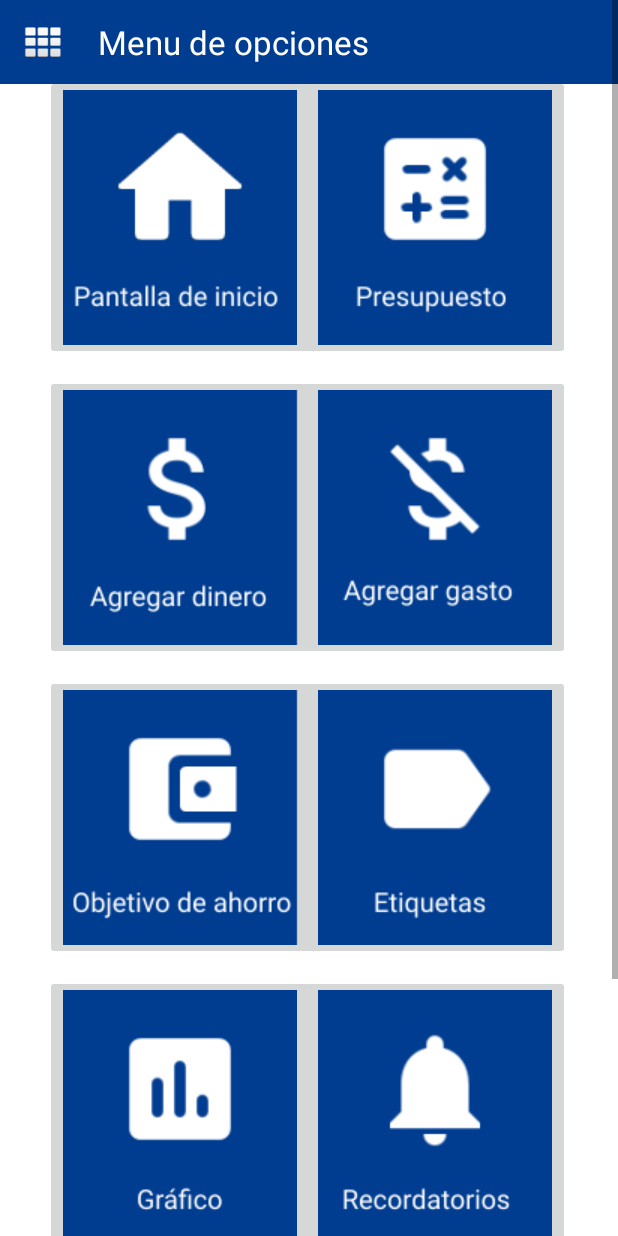
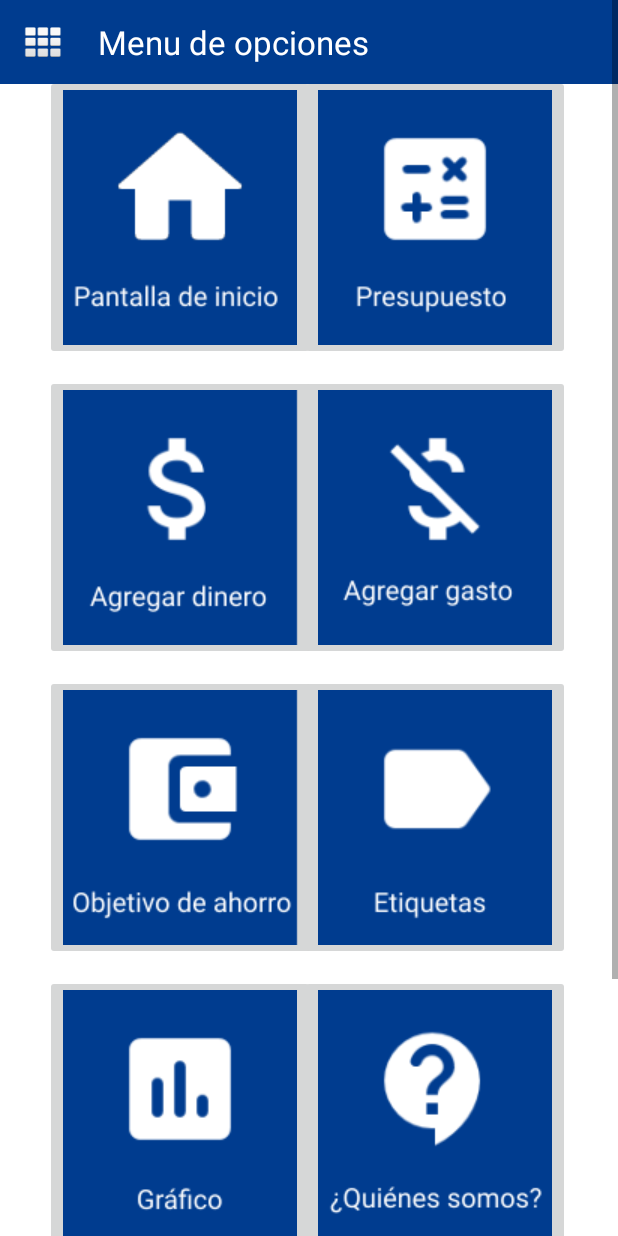
Before and after one commit to Gutima15/SavingHelperProject, an Android app: the MenuConIconos screen opened directly, with no data from a screen before it, on a phone screen of 412 x 824 dp. Run offline under Robolectric (Android 15) with nearby library versions, the phone set to English and light mode, and no system bars.

Commit message:
Correcciones a los dp a sp y conexión algunos botones
Se conectan las pantallas hechas por JDJ y se cambian los tamaños de dp a sp

```diff
--- a/Saving_Helper/app/src/main/res/layout/activity_detalles_progreso.xml
+++ b/Saving_Helper/app/src/main/res/layout/activity_detalles_progreso.xml
@@ -13,7 +13,7 @@
         android:background="#FFFFFF"
         >
     <Toolbar
-        android:id="@+id/toolbar"
+        android:id="@+id/toolbarDetallesProgreso"
         android:layout_width="match_parent"
         android:layout_height="wrap_content"
         android:background="#003C8F"
@@ -26,6 +26,7 @@
             android:layout_width="25sp"
             android:layout_height="23sp"
             android:background="@drawable/abc_vector_test"
+
             />
 
         <TextView
@@ -41,7 +42,7 @@
             android:layout_width="wrap_content"
             android:layout_height="wrap_content"
             android:layout_marginStart="90sp"
-            android:layout_marginTop="80dp"
+            android:layout_marginTop="80sp"
             android:text="Detalles de progreso"
             android:textColor="@android:color/black"
             android:textSize="22sp" />
--- a/Saving_Helper/app/src/main/res/layout/activity_graficas.xml
+++ b/Saving_Helper/app/src/main/res/layout/activity_graficas.xml
@@ -12,7 +12,7 @@
         android:background="#FFFFFF"
         >
     <Toolbar
-        android:id="@+id/toolbar"
+        android:id="@+id/toolbarGraficas"
         android:layout_width="match_parent"
         android:layout_height="wrap_content"
         android:background="#003C8F"
@@ -25,6 +25,7 @@
             android:layout_width="25sp"
             android:layout_height="23sp"
             android:background="@android:drawable/ic_dialog_dialer"
+            android:onClick="activity_menu_con_iconos"
             />
 
         <TextView
--- a/Saving_Helper/app/src/main/res/layout/activity_menu_con_iconos.xml
+++ b/Saving_Helper/app/src/main/res/layout/activity_menu_con_iconos.xml
@@ -20,7 +20,7 @@
             >
 
             <Toolbar
-                android:id="@+id/toolbar"
+                android:id="@+id/toolbarMenuIconos"
                 android:layout_width="match_parent"
                 android:layout_height="wrap_content"
                 android:background="#003C8F"
@@ -33,6 +33,8 @@
                     android:layout_width="25sp"
                     android:layout_height="23sp"
                     android:background="@android:drawable/ic_dialog_dialer"
+                    android:onClick="activity_menu_con_iconos"
+
                     />
 
                 <TextView
@@ -49,41 +51,47 @@
                 android:id="@+id/PantallaInicio"
                 android:layout_width="wrap_content"
                 android:layout_height="wrap_content"
-                android:layout_marginStart="30dp"
-                android:layout_marginTop="50dp"
+                android:layout_marginStart="30sp"
+                android:layout_marginTop="50sp"
                 app:layout_constraintEnd_toStartOf="parent"
                 app:layout_constraintHorizontal_bias="1.0"
                 app:layout_constraintStart_toStartOf="parent"
                 app:layout_constraintTop_toTopOf="parent"
-                app:srcCompat="@drawable/pantalladeinicio" />
+                app:srcCompat="@drawable/pantalladeinicio"
+                android:onClick="activity_pantalla_inicio"
+                />
             <ImageButton
                 android:id="@+id/Presupuesto"
                 android:layout_width="wrap_content"
                 android:layout_height="wrap_content"
-                android:layout_marginStart="200dp"
-                android:layout_marginTop="50dp"
+                android:layout_marginStart="200sp"
+                android:layout_marginTop="50sp"
                 app:layout_constraintEnd_toStartOf="parent"
                 app:layout_constraintHorizontal_bias="1.0"
                 app:layout_constraintStart_toStartOf="parent"
                 app:layout_constraintTop_toTopOf="parent"
-                app:srcCompat="@drawable/presupuesto" />
+                app:srcCompat="@drawable/presupuesto"
+                android:onClick="activity_presupuesto"
+                />
             <ImageButton
                 android:id="@+id/AgregarDinero"
                 android:layout_width="wrap_content"
                 android:layout_height="wrap_content"
-                android:layout_marginStart="30dp"
-                android:layout_marginTop="250dp"
+                android:layout_marginStart="30sp"
+                android:layout_marginTop="250sp"
                 app:layout_constraintEnd_toStartOf="parent"
                 app:layout_constraintHorizontal_bias="1.0"
                 app:layout_constraintStart_toStartOf="parent"
                 app:layout_constraintTop_toTopOf="parent"
-                app:srcCompat="@drawable/agregardinero" />
+                app:srcCompat="@drawable/agregardinero"
+
+                />
             <ImageButton
                 android:id="@+id/AgregarGasto"
                 android:layout_width="wrap_content"
                 android:layout_height="wrap_content"
-                android:layout_marginStart="200dp"
-                android:layout_marginTop="250dp"
+                android:layout_marginStart="200sp"
+                android:layout_marginTop="250sp"
                 app:layout_constraintEnd_toStartOf="parent"
                 app:layout_constraintHorizontal_bias="1.0"
                 app:layout_constraintStart_toStartOf="parent"
@@ -93,8 +101,8 @@
                 android:id="@+id/Objetivo"
                 android:layout_width="wrap_content"
                 android:layout_height="wrap_content"
-                android:layout_marginStart="30dp"
-                android:layout_marginTop="450dp"
+                android:layout_marginStart="30sp"
+                android:layout_marginTop="450sp"
                 app:layout_constraintEnd_toStartOf="parent"
                 app:layout_constraintHorizontal_bias="1.0"
                 app:layout_constraintStart_toStartOf="parent"
@@ -104,8 +112,8 @@
                 android:id="@+id/Etiquetas"
                 android:layout_width="wrap_content"
                 android:layout_height="wrap_content"
-                android:layout_marginStart="200dp"
-                android:layout_marginTop="450dp"
+                android:layout_marginStart="200sp"
+                android:layout_marginTop="450sp"
                 app:layout_constraintEnd_toStartOf="parent"
                 app:layout_constraintHorizontal_bias="1.0"
                 app:layout_constraintStart_toStartOf="parent"
@@ -115,46 +123,41 @@
                 android:id="@+id/Grafico"
                 android:layout_width="wrap_content"
                 android:layout_height="wrap_content"
-                android:layout_marginStart="30dp"
-                android:layout_marginTop="650dp"
+                android:layout_marginStart="30sp"
+                android:layout_marginTop="650sp"
                 app:layout_constraintEnd_toStartOf="parent"
                 app:layout_constraintHorizontal_bias="1.0"
                 app:layout_constraintStart_toStartOf="parent"
                 app:layout_constraintTop_toTopOf="parent"
-                app:srcCompat="@drawable/grafico" />
+                app:srcCompat="@drawable/grafico"
+                android:onClick="activity_graficas"
+                />
             <ImageButton
-                android:id="@+id/Recordatorios"
+                android:id="@+id/Config"
                 android:layout_width="wrap_content"
                 android:layout_height="wrap_content"
-                android:layout_marginStart="200dp"
-                android:layout_marginTop="650dp"
+                android:layout_marginStart="30sp"
+                android:layout_marginTop="850sp"
                 app:layout_constraintEnd_toStartOf="parent"
                 app:layout_constraintHorizontal_bias="1.0"
                 app:layout_constraintStart_toStartOf="parent"
                 app:layout_constraintTop_toTopOf="parent"
-                app:srcCompat="@drawable/recordatios" />
+                app:srcCompat="@drawable/configuracion"
+                android:onClick="activity_config"
+                />
             <ImageButton
-                android:id="@+id/Config"
+                android:id="@+id/QuienesSomos"
                 android:layout_width="wrap_content"
                 android:layout_height="wrap_content"
-                android:layout_marginStart="30dp"
-                android:layout_marginTop="850dp"
+                android:layout_marginStart="200sp"
+                android:layout_marginTop="650sp"
                 app:layout_constraintEnd_toStartOf="parent"
                 app:layout_constraintHorizontal_bias="1.0"
                 app:layout_constraintStart_toStartOf="parent"
                 app:layout_constraintTop_toTopOf="parent"
-                app:srcCompat="@drawable/configuracion" />
-            <ImageButton
-                android:id="@+id/QuienesSomos"
-                android:layout_width="wrap_content"
-                android:layout_height="wrap_content"
-                android:layout_marginStart="200dp"
-                android:layout_marginTop="850dp"
-                app:layout_constraintEnd_toStartOf="parent"
-                app:layout_constraintHorizontal_bias="1.0"
-                app:layout_constraintStart_toStartOf="parent"
-                app:layout_constraintTop_toTopOf="parent"
-                app:srcCompat="@drawable/quienessomos" />
+                app:srcCompat="@drawable/quienessomos"
+                android:onClick="activity_quienes_somos"
+                />
 
         </RelativeLayout>
     </ScrollView>
```
Also changed, not shown: Saving_Helper/app/src/main/AndroidManifest.xml (+11 -6 lines), Saving_Helper/app/src/main/java/com/example/saving_helper/Config.java (+9 -0 lines), Saving_Helper/app/src/main/java/com/example/saving_helper/DetallesProgreso.java (+7 -0 lines), Saving_Helper/app/src/main/java/com/example/saving_helper/Graficas.java (+9 -0 lines), Saving_Helper/app/src/main/java/com/example/saving_helper/MenuConIconos.java (+44 -0 lines), Saving_Helper/app/src/main/java/com/example/saving_helper/PantallaInicio.java (+9 -0 lines), Saving_Helper/app/src/main/java/com/example/saving_helper/Presupuesto.java (+9 -0 lines), Saving_Helper/app/src/main/java/com/example/saving_helper/QuienesSomos.java (+8 -0 lines), Saving_Helper/app/src/main/res/layout/activity_config.xml (+18 -17 lines), Saving_Helper/app/src/main/res/layout/activity_pantalla_inicio.xml (+20 -19 lines), Saving_Helper/app/src/main/res/layout/activity_presupuesto.xml (+44 -20 lines), Saving_Helper/app/src/main/res/layout/activity_quienes_somos.xml (+8 -7 lines).
